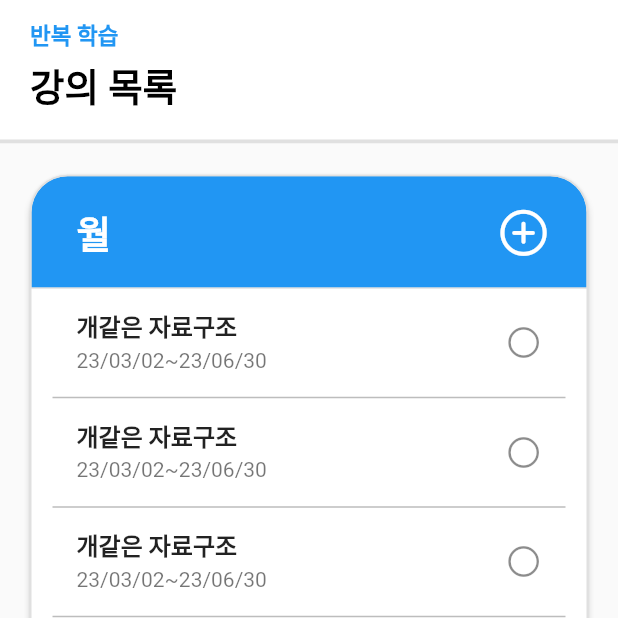
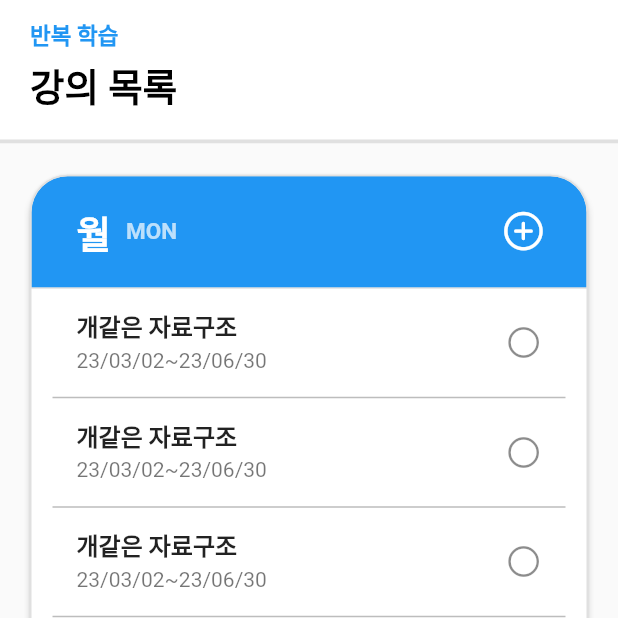
Before and after one commit to dwkim0101/univcal, a Flutter app: the screen it shows after launch, on a phone screen of 412 x 824 dp, the top half of it. Run offline on Flutter 3.47's test engine with Material 2 defaults, Android fonts, the phone set to English and light mode, and no system bars; drawn by our look-alikes of card_swiper; our stand-ins replace table_calendar.

Commit message:
design detail changed(3)

```diff
--- a/lib/screens/cardTest.dart
+++ b/lib/screens/cardTest.dart
@@ -12,6 +12,15 @@ class MyWidget extends StatefulWidget {
 
 class _MyWidgetState extends State<MyWidget> with TickerProviderStateMixin {
   final List<String> dateNameList = ['월', '화', '수', '목', '금', '토', '일'];
+  final List<String> dateNameListEng = [
+    'MON',
+    'TUE',
+    'WED',
+    'THUR',
+    'FRI',
+    'SAT',
+    'SUN'
+  ];
   late AnimationController controller;
   late Animation<double> _animation10;
   late Animation<double> _animation11;
@@ -69,6 +78,9 @@ class _MyWidgetState extends State<MyWidget> with TickerProviderStateMixin {
                 child: Row(
                   mainAxisAlignment: MainAxisAlignment.spaceBetween,
                   children: [
+                    Row(
+                      // crossAxisAlignment: CrossAxisAlignment.end,
+                      children: [
                         Text(
                           dateNameList[index],
                           style: const TextStyle(
@@ -77,13 +89,26 @@ class _MyWidgetState extends State<MyWidget> with TickerProviderStateMixin {
                             fontSize: 25,
                           ),
                         ),
+                        const SizedBox(
+                          width: 10,
+                        ),
+                        Text(
+                          dateNameListEng[index],
+                          style: TextStyle(
+                            color: Colors.white.withOpacity(0.7),
+                            fontWeight: FontWeight.w600,
+                            fontSize: 15,
+                          ),
+                        ),
+                      ],
+                    ),
                     Transform.translate(
-                      offset: const Offset(12, -2),
+                      offset: const Offset(12, 0),
                       child: const IconButton(
                         onPressed: null,
                         icon: Icon(
                           CupertinoIcons.add_circled,
-                          size: 36,
+                          size: 30,
                           color: Colors.white,
                         ),
                       ),
```
Also changed, not shown: lib/screens/calendar.dart (+8 -7 lines), lib/screens/todo.dart (+6 -6 lines). Lines whose indentation alone changed are shown as unchanged.
